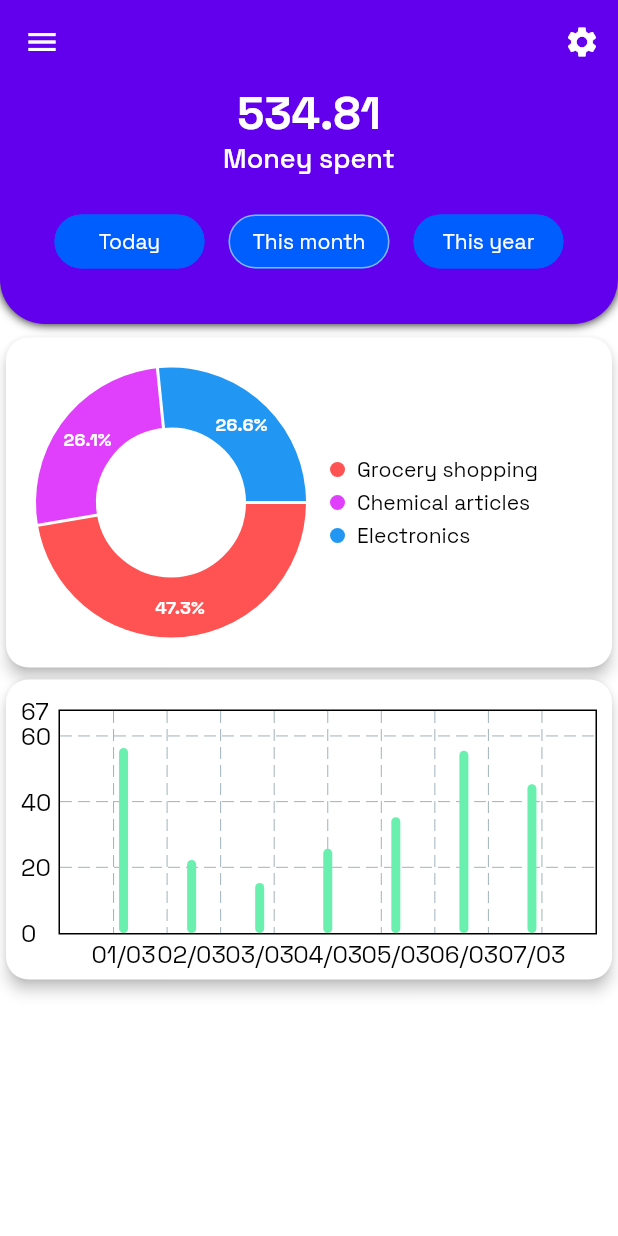
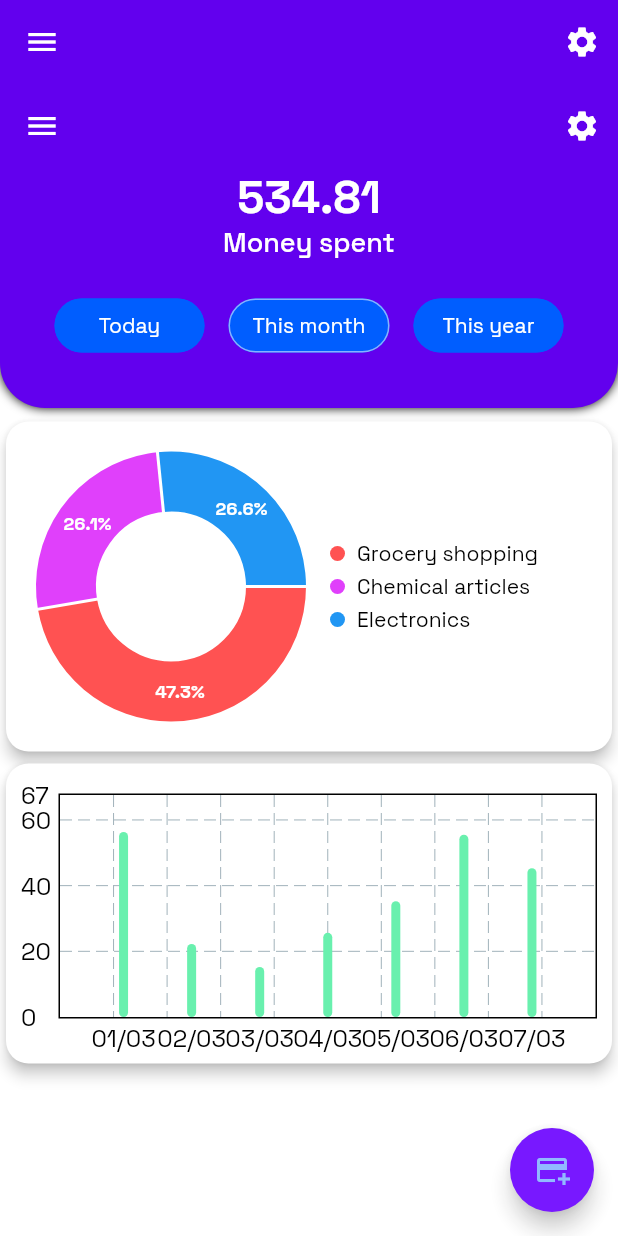
Before and after one commit to justdodo27/financepal, a Flutter app: the screen it shows after launch, after a tap on "This month", on a phone screen of 412 x 824 dp. Run offline on Flutter 3.47's test engine with Material 2 defaults, Android fonts, the phone set to English and light mode, and no system bars; drawn by our look-alikes of fl_chart; our stand-ins replace google_fonts, shared_preferences.

Commit message:
Add main page

```diff
--- a/frontend/lib/main.dart
+++ b/frontend/lib/main.dart
@@ -2,7 +2,7 @@ import 'package:flutter/material.dart';
 import 'package:frontend/themes/theme_manager.dart';
 import 'package:provider/provider.dart';
 
-import 'pages/home_page/home_page.dart';
+import 'pages/main_page/main_page.dart';
 import 'themes/theme_constants.dart';
 
 void main() {
@@ -46,7 +46,7 @@ class MyApp extends StatelessWidget {
           ),
           themeMode: themeManager.themeMode,
           debugShowCheckedModeBanner: false,
-          home: const HomePage(),
+          home: const MainPage(),
         );
       },
     );
--- /dev/null
+++ b/frontend/lib/pages/main_page/main_page.dart
@@ -0,0 +1,74 @@
+import 'package:flutter/material.dart';
+import 'package:frontend/pages/home_page/home_page.dart';
+import 'package:frontend/pages/settings_page/settings_page.dart';
+
+import '../../utils/custom_router.dart';
+import 'components/main_drawer.dart';
+
+class MainPage extends StatefulWidget {
+  const MainPage({super.key});
+
+  @override
+  State<MainPage> createState() => _HomePageState();
+}
+
+class _HomePageState extends State<MainPage> {
+  final _pageController = PageController();
+
+  int pageSelected = 0;
+
+  @override
+  void dispose() {
+    _pageController.dispose();
+    super.dispose();
+  }
+
+  @override
+  Widget build(BuildContext context) {
+    return SafeArea(
+      child: Scaffold(
+        appBar: AppBar(
+          elevation: 0,
+          actions: [
+            IconButton(
+              splashRadius: 25,
+              icon: const Icon(Icons.settings),
+              onPressed: () => CustomRouter.push(
+                context: context,
+                page: const SettingsPage(),
+                animation: RouterAnimation.rightToLeft,
+              ),
+            )
+          ],
+        ),
+        drawer: MainDrawer(
+          activePage: pageSelected,
+        ),
+        body: PageView(
+          onPageChanged: (value) {
+            setState(() => pageSelected = value);
+          },
+          children: const [
+            HomePage(),
+            Center(child: Text('Payments history')),
+            Center(child: Text('Recurring payments')),
+            Center(child: Text('Add proof of payment')),
+            Center(child: Text('Groups')),
+            Center(child: Text('Generate a report')),
+            Center(child: Text('Set notifications')),
+          ],
+        ),
+        floatingActionButton: Opacity(
+          opacity: 0.9,
+          child: FloatingActionButton(
+            onPressed: () {},
+            child: Icon(
+              Icons.add_card,
+              color: Theme.of(context).colorScheme.tertiary,
+            ),
+          ),
+        ),
+      ),
+    );
+  }
+}
```
